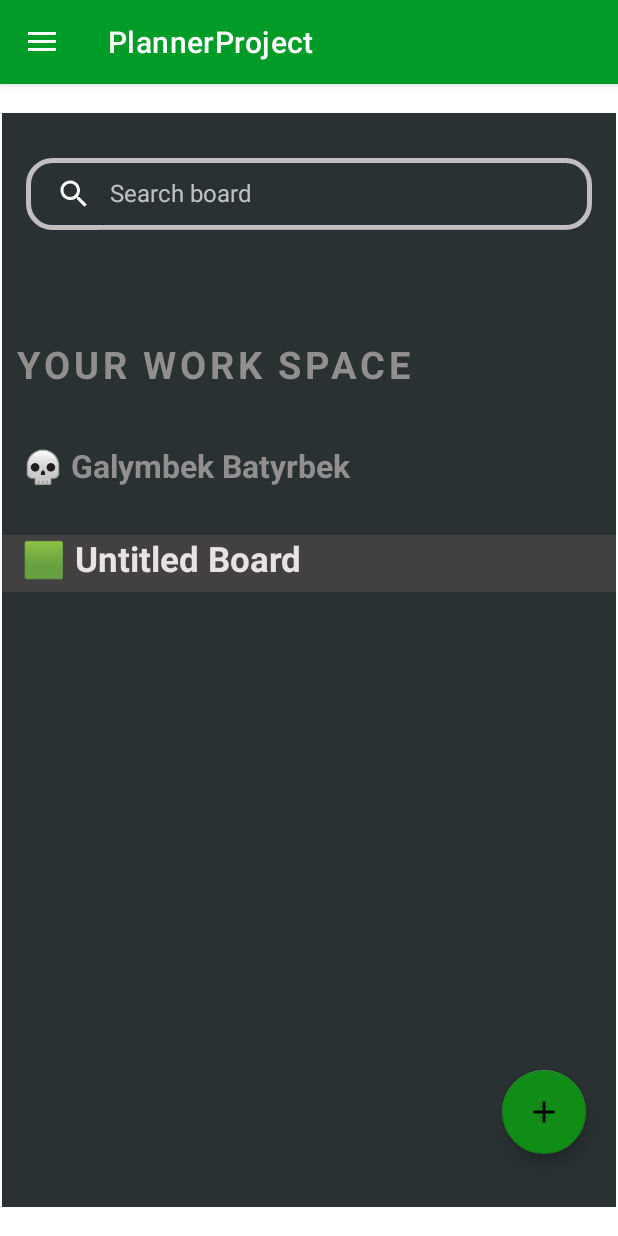
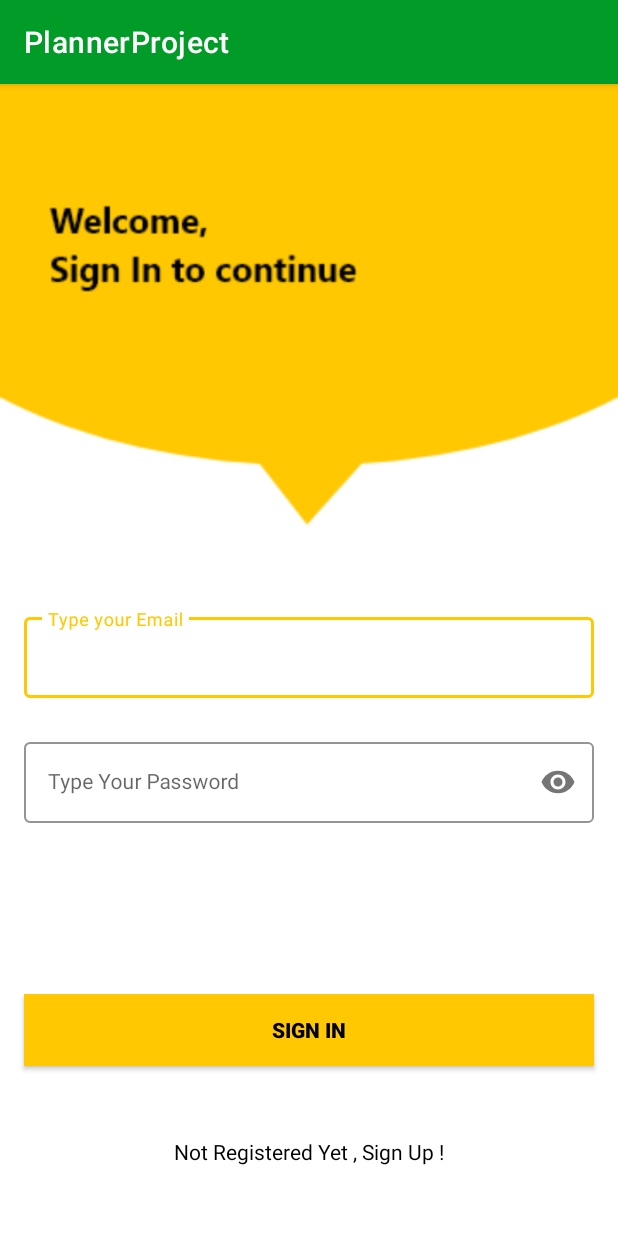
Before and after one commit to alimbeker/planner, an Android app: the screen it shows after launch (MainActivity before the commit, SignInActivity after it), on a phone screen of 412 x 824 dp. Run offline under Robolectric (Android 15) with nearby library versions, the phone set to English and light mode, and no system bars; our stand-ins replace Firebase (no records; nobody signed in at launch, a user with empty details on screens opened directly).

Commit message:
firebase with login authentification

```diff
--- /dev/null
+++ b/app/src/main/java/com/example/plannerproject/SignInActivity.kt
@@ -0,0 +1,47 @@
+package com.example.plannerproject
+
+import android.content.Intent
+import android.os.Bundle
+import android.widget.Toast
+import androidx.appcompat.app.AppCompatActivity
+import com.example.plannerproject.databinding.ActivitySignInBinding
+import com.example.plannerproject.databinding.ActivitySignUpBinding
+import com.google.firebase.auth.FirebaseAuth
+
+class SignInActivity:AppCompatActivity() {
+    private lateinit var binding: ActivitySignInBinding
+    private lateinit var fireseAuth: FirebaseAuth
+
+    override fun onCreate(savedInstanceState: Bundle?) {
+        super.onCreate(savedInstanceState)
+
+        fireseAuth = FirebaseAuth.getInstance()
+
+        binding = ActivitySignInBinding.inflate(layoutInflater)
+        setContentView(binding.root)
+
+        binding.textView.setOnClickListener {
+            val intent = Intent(this,SignInActivity::class.java)
+            startActivity(intent)
+        }
+
+        binding.buttonsignin.setOnClickListener{
+            val email = binding.emailEt.text.toString()
+            val pass = binding.passET.text.toString()
+
+            if(email.isNotEmpty() && pass.isNotEmpty()){
+                    fireseAuth.signInWithEmailAndPassword(email,pass).addOnCompleteListener{
+                        if(it.isSuccessful){
+                            val intent = Intent(this,MainActivity::class.java)
+                            startActivity(intent)
+                        }else{
+                            Toast.makeText(this,it.exception.toString(), Toast.LENGTH_SHORT).show()
+                        }
+                    }
+
+            }else{
+                Toast.makeText(this,"Empty Fields are not Allowed !!", Toast.LENGTH_SHORT).show()
+            }
+        }
+    }
+}
--- /dev/null
+++ b/app/src/main/res/layout/activity_sign_in.xml
@@ -0,0 +1,85 @@
+<?xml version="1.0" encoding="utf-8"?>
+<androidx.constraintlayout.widget.ConstraintLayout xmlns:android="http://schemas.android.com/apk/res/android"
+    xmlns:app="http://schemas.android.com/apk/res-auto"
+    xmlns:tools="http://schemas.android.com/tools"
+    android:layout_width="match_parent"
+    android:layout_height="match_parent"
+    android:background="@drawable/signin_screen"
+    tools:context=".SignInActivity">
+
+
+    <com.google.android.material.textfield.TextInputLayout
+        android:id="@+id/emailLayout"
+        style="@style/LoginTextInputOuterFieldStyle"
+        android:layout_width="match_parent"
+        android:layout_height="wrap_content"
+        android:layout_marginHorizontal="16dp"
+        android:layout_marginTop="350dp"
+        app:boxStrokeColor="@color/yellow"
+        app:hintTextColor="@color/yellow"
+        app:layout_constraintEnd_toEndOf="parent"
+        app:layout_constraintHorizontal_bias="0.5"
+        app:layout_constraintStart_toStartOf="parent"
+        app:layout_constraintTop_toTopOf="parent">
+
+        <com.google.android.material.textfield.TextInputEditText
+            android:id="@+id/emailEt"
+            style="@style/LoginTextInputInnerFieldStyle"
+            android:layout_width="match_parent"
+            android:layout_height="wrap_content"
+            android:hint="Type your Email"
+            android:inputType="textEmailAddress" />
+    </com.google.android.material.textfield.TextInputLayout>
+
+    <com.google.android.material.textfield.TextInputLayout
+        android:id="@+id/passwordLayout"
+        style="@style/LoginTextInputOuterFieldStyle"
+        android:layout_width="match_parent"
+        android:layout_height="wrap_content"
+        android:layout_marginHorizontal="16dp"
+        android:layout_marginTop="24dp"
+        app:boxStrokeColor="@color/yellow"
+        app:hintTextColor="@color/yellow"
+        app:layout_constraintEnd_toEndOf="parent"
+        app:layout_constraintHorizontal_bias="0.5"
+        app:layout_constraintStart_toStartOf="parent"
+        app:layout_constraintTop_toBottomOf="@id/emailLayout"
+        app:passwordToggleEnabled="true">
+
+        <com.google.android.material.textfield.TextInputEditText
+            android:id="@+id/passET"
+            style="@style/LoginTextInputInnerFieldStyle"
+            android:layout_width="match_parent"
+            android:layout_height="wrap_content"
+            android:hint="Type Your Password"
+            android:inputType="textPassword" />
+    </com.google.android.material.textfield.TextInputLayout>
+
+    <androidx.appcompat.widget.AppCompatButton
+        android:id="@+id/buttonsignin"
+        android:layout_width="0dp"
+        android:layout_height="wrap_content"
+        android:layout_marginHorizontal="16dp"
+        android:background="@color/yellow"
+        android:text="Sign In"
+        android:textColor="@color/black"
+        android:textStyle="bold"
+        app:layout_constraintBottom_toBottomOf="parent"
+        app:layout_constraintEnd_toEndOf="parent"
+        app:layout_constraintHorizontal_bias="0.5"
+        app:layout_constraintStart_toStartOf="parent"
+        app:layout_constraintTop_toBottomOf="@+id/passwordLayout" />
+
+    <TextView
+        android:id="@+id/textView"
+        android:layout_width="wrap_content"
+        android:layout_height="wrap_content"
+        android:textColor="@color/black"
+        android:text="Not Registered Yet , Sign Up !"
+        app:layout_constraintBottom_toBottomOf="parent"
+        app:layout_constraintEnd_toEndOf="parent"
+        app:layout_constraintHorizontal_bias="0.5"
+        app:layout_constraintStart_toStartOf="parent"
+        app:layout_constraintTop_toBottomOf="@+id/buttonsignin" />
+
+</androidx.constraintlayout.widget.ConstraintLayout>
--- a/app/src/main/res/values/colors.xml
+++ b/app/src/main/res/values/colors.xml
@@ -8,4 +8,5 @@
     <color name="black">#FF000000</color>
     <color name="white">#FFFFFFFF</color>
     <color name="underline">#BDB8B8</color>
+    <color name="yellow">#FFC801</color>
 </resources>
--- a/app/src/main/res/values/themes.xml
+++ b/app/src/main/res/values/themes.xml
@@ -13,4 +13,20 @@
         <item name="android:statusBarColor" tools:targetApi="21">?attr/colorPrimaryVariant</item>
         <!-- Customize your theme here. -->
     </style>
+    <style name="LoginTextInputOuterFieldStyle" parent="Widget.MaterialComponents.TextInputLayout.OutlinedBox">
+        <item name="android:layout_width">match_parent</item>
+        <item name="android:layout_height">wrap_content</item>
+        <item name="android:layout_marginTop">15dp</item>
+        <item name="android:layout_marginBottom">15dp</item>
+    </style>
+
+    <style name="LoginTextInputInnerFieldStyle" parent="Widget.MaterialComponents.TextInputLayout.OutlinedBox">
+        <item name="android:layout_width">match_parent</item>
+        <item name="android:layout_height">wrap_content</item>
+        <item name="android:textColor">@color/black</item>
+        <item name="android:textColorHint">@color/black</item>
+        <item name="android:maxLines">1</item>
+        <item name="android:textSize">14sp</item>
+        <item name="android:singleLine">true</item>
+    </style>
 </resources>
--- a/build.gradle
+++ b/build.gradle
@@ -1,4 +1,8 @@
-// Top-level build file where you can add configuration options common to all sub-projects/modules.
+buildscript {
+    dependencies {
+        classpath 'com.google.gms:google-services:4.3.10'
+    }
+}// Top-level build file where you can add configuration options common to all sub-projects/modules.
 plugins {
     id 'com.android.application' version '7.3.0' apply false
     id 'com.android.library' version '7.3.0' apply false
```
Also changed, not shown: app/build.gradle (+41 -6 lines), app/src/main/AndroidManifest.xml (+9 -1 lines), app/src/main/java/com/example/plannerproject/AddCardDialogFragment.kt (+24 -14 lines), app/src/main/java/com/example/plannerproject/SignUpActivity.kt (added, +49 -0 lines), app/src/main/java/com/example/plannerproject/view/ItemAdapter.kt (+38 -21 lines), app/src/main/res/layout/activity_sign_up.xml (added, +107 -0 lines), app/src/main/res/drawable/signin_screen.png (added), app/src/main/res/drawable/signup_screen.png (added).
